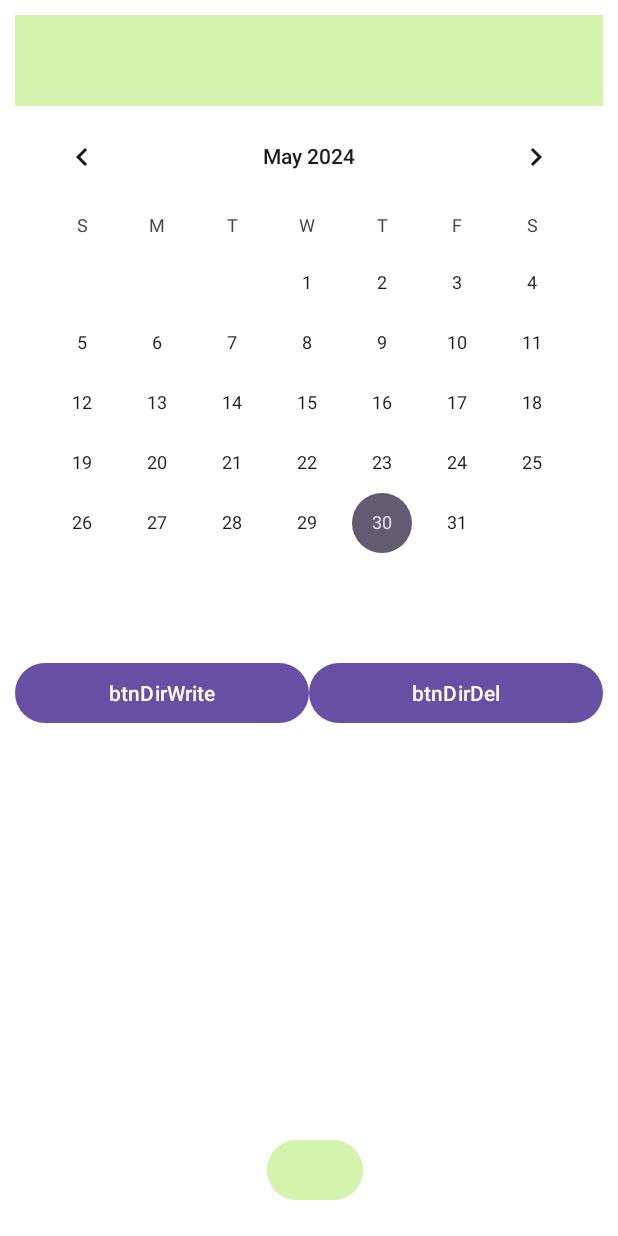
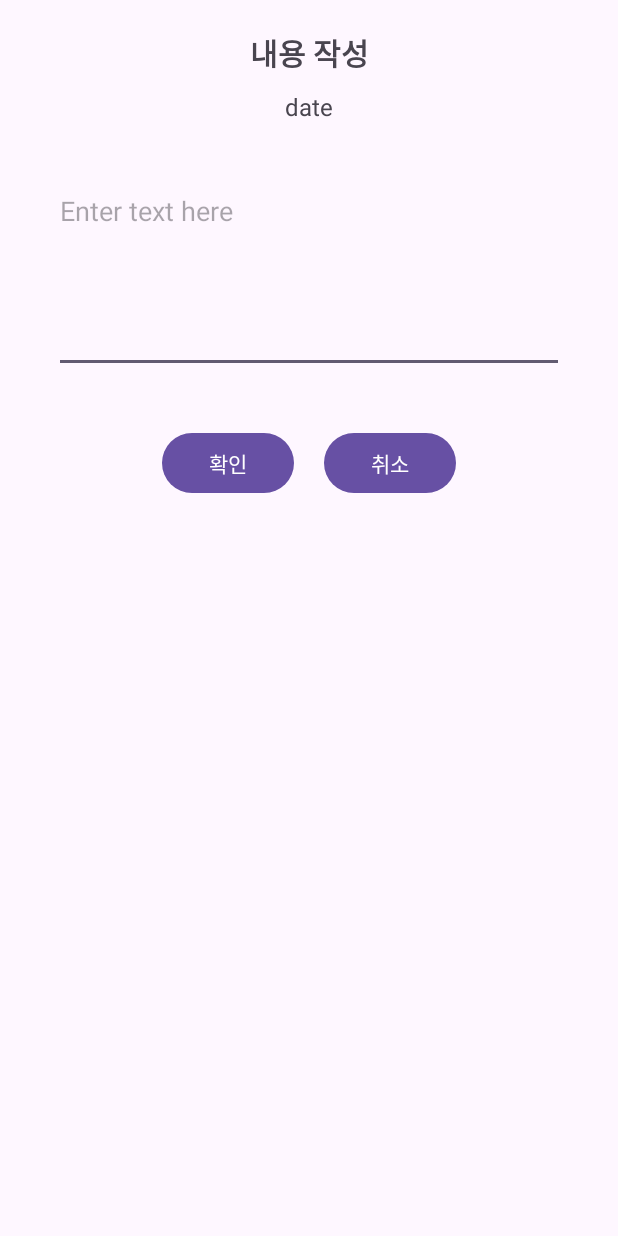
Before and after one commit to UC-ICT/Capstone, an Android app: the layout diary_dialog.xml on its own in the app's theme, with its tools: preview values and no code run, on a phone screen of 412 x 824 dp. Run offline under Robolectric (Android 15) with nearby library versions, the phone set to English and light mode, and no system bars.

Commit message:
Update diary_dialog.xml

```diff
--- a/2024 Capstone/Easy_Plant(Dev)/SW/app/src/main/res/layout/diary_dialog.xml
+++ b/2024 Capstone/Easy_Plant(Dev)/SW/app/src/main/res/layout/diary_dialog.xml
@@ -1,144 +1,59 @@
-<?xml version="1.0" encoding="utf-8"?>
 <LinearLayout xmlns:android="http://schemas.android.com/apk/res/android"
-    xmlns:app="http://schemas.android.com/apk/res-auto"
-    xmlns:tools="http://schemas.android.com/tools"
-    android:id="@+id/diary"
     android:layout_width="match_parent"
-    android:layout_height="match_parent"
-    android:background="#FFFFFF"
+    android:layout_height="wrap_content"
     android:orientation="vertical"
-    android:padding="10sp"
-    tools:context=".Diary">
+    android:padding="20dp">
 
-    <!--Header-->
-    <LinearLayout
+    <TextView
+        android:id="@+id/dialog_title"
         android:layout_width="match_parent"
         android:layout_height="wrap_content"
-        android:background="#D4F4AE"
         android:gravity="center"
-        android:padding="10dp">
+        android:paddingBottom="10dp"
+        android:text="내용 작성"
+        android:textSize="20sp"
+        android:textStyle="bold" />
 
-        <TextView
-            android:id="@+id/title"
-            android:layout_width="wrap_content"
-            android:layout_height="wrap_content"
-            android:textSize="30sp"
-            android:textStyle="bold" />
-    </LinearLayout>
+    <TextView
+        android:id="@+id/dialog_message"
+        android:layout_width="match_parent"
+        android:layout_height="wrap_content"
+        android:gravity="center"
+        android:paddingBottom="20dp"
+        android:text="date"
+        android:textSize="16sp" />
 
-    <!--Article-->
-    <LinearLayout
+    <EditText
+        android:id="@+id/multiLineEditText"
         android:layout_width="match_parent"
-        android:layout_height="0dp"
-        android:layout_weight="1"
-        android:orientation="vertical">
+        android:layout_height="wrap_content"
+        android:layout_margin="16dp"
+        android:gravity="top"
+        android:hint="Enter text here"
+        android:inputType="textMultiLine"
+        android:lines="5"
+        android:scrollbars="vertical" />
 
-        <CalendarView
-            android:id="@+id/calendarView"
-            android:layout_width="match_parent"
-            android:layout_height="wrap_content" />
-
-        <TextView
-            android:id="@+id/diaryTextView"
-            android:layout_width="match_parent"
-            android:layout_height="wrap_content"
-            android:baselineAligned="false"
-            android:gravity="center"
-            android:textAppearance="@style/TextAppearance.AppCompat.Large" />
-
-        <LinearLayout
-            android:layout_width="match_parent"
-            android:layout_height="match_parent"
-            android:orientation="horizontal">
-
-            <Button
-                android:id="@+id/btnDirWrite"
-                android:layout_width="match_parent"
-                android:layout_height="wrap_content"
-
-                android:layout_weight="1"
-                android:text="btnDirWrite" />
-
-            <Button
-                android:id="@+id/btnDirDel"
-                android:layout_width="match_parent"
-                android:layout_height="wrap_content"
-                android:layout_weight="1"
-                android:text="btnDirDel" />
-        </LinearLayout>
-
-    </LinearLayout>
-
-    <!--Button-->
     <LinearLayout
         android:layout_width="match_parent"
         android:layout_height="wrap_content"
         android:gravity="center"
-        android:orientation="vertical">
-
-        <!--        조명 설정-->
+        android:orientation="horizontal"
+        android:paddingTop="20dp">
 
         <Button
-            android:id="@+id/btnLight"
-            style="?android:attr/buttonBarButtonStyle"
+            android:id="@+id/btnSaveDir"
             android:layout_width="wrap_content"
             android:layout_height="wrap_content"
-            android:layout_marginStart="15dp"
-            android:backgroundTint="@color/white"
-            android:textColor="@color/black"
-            android:visibility="invisible" />
+            android:text="확인" />
+
+        <Button
+            android:id="@+id/btnCancelDir"
+            android:layout_width="wrap_content"
+            android:layout_height="wrap_content"
+            android:layout_marginStart="20dp"
+            android:text="취소" />
 
     </LinearLayout>
 
-    <LinearLayout
-        android:layout_width="match_parent"
-        android:layout_height="wrap_content"
-        android:gravity="center_horizontal"
-        android:padding="10sp">
-        <!--        식물 설정-->
-
-        <Button
-            android:id="@+id/btnPlant"
-            style="?android:attr/buttonBarButtonStyle"
-            android:layout_width="wrap_content"
-            android:layout_height="wrap_content"
-            android:backgroundTint="@color/white"
-            android:textColor="@color/black"
-            android:visibility="invisible" />
-
-        <!--        홈-->
-
-        <Button
-            android:id="@+id/btnHome"
-            style="?android:attr/buttonBarButtonStyle"
-            android:layout_width="wrap_content"
-            android:layout_height="wrap_content"
-            android:backgroundTint="#D4F4AE"
-            android:textColor="@color/black"
-            android:textSize="20sp"
-            android:textStyle="bold"
-            android:visibility="gone" />
-
-        <!--        메뉴-->
-
-        <Button
-            android:id="@+id/btnMenu"
-            style="?android:attr/buttonBarButtonStyle"
-            android:layout_width="wrap_content"
-            android:layout_height="wrap_content"
-            android:backgroundTint="#D4F4AE"
-            android:textSize="20sp"
-            android:visibility="visible" />
-
-        <!--        일기장-->
-        <Button
-            android:id="@+id/btnDiary"
-            style="?android:attr/buttonBarButtonStyle"
-            android:layout_width="wrap_content"
-            android:layout_height="wrap_content"
-            android:backgroundTint="@color/white"
-            android:textColor="@color/black"
-            android:visibility="invisible" />
-    </LinearLayout>
-
 </LinearLayout>
```
